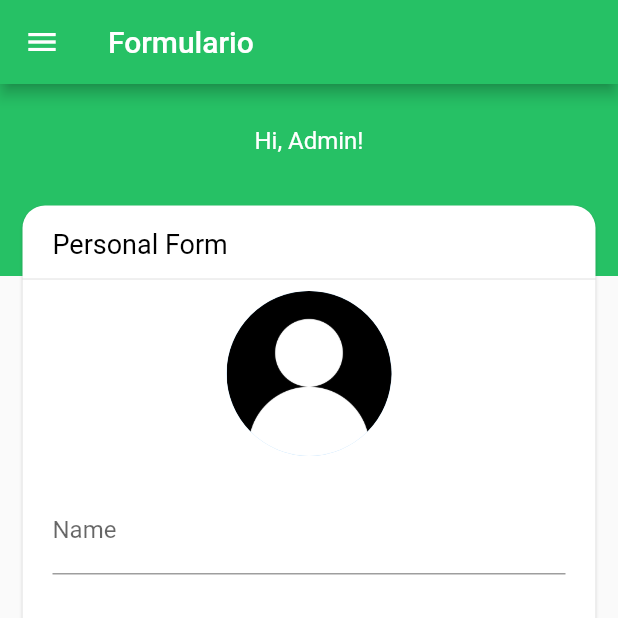
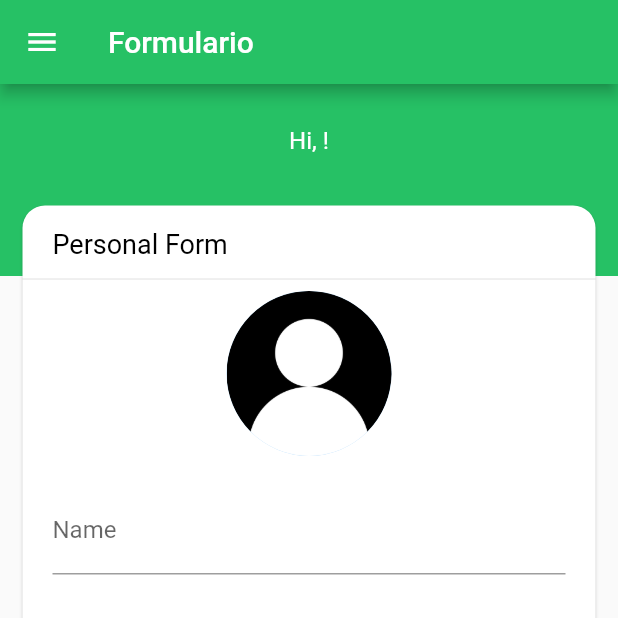
Before and after one commit to SalimVazquez/spike, a Flutter app: the Dashboard screen opened directly with empty values, after a tap on "New User", on a phone screen of 412 x 824 dp, the top half of it. Run offline on Flutter 3.47's test engine with Material 2 defaults, Android fonts, the phone set to English and light mode, and no system bars; our stand-ins replace dio, rflutter_alert.

```diff
--- a/lib/src/pages/user/formUser.dart
+++ b/lib/src/pages/user/formUser.dart
@@ -99,7 +99,7 @@ class FormUser extends StatelessWidget {
                   contentPadding: EdgeInsets.only(left: 20, right: 20, top: 10),
                   title: Center(
                     child: Text(
-                      'Hi, Admin!',
+                      'Hi, ${user.getName()}!',
                       style: TextStyle(color: Colors.white, fontSize: 16),
                     ),
                   ),
--- a/lib/src/services/api.dart
+++ b/lib/src/services/api.dart
@@ -140,6 +140,7 @@ class API {
             "Content-type": "application/json"
           }));
       if (response.statusCode == 200) {
+        Navigator.pop(context);
         Alert(
           context: context,
           type: AlertType.success,
@@ -155,7 +156,6 @@ class API {
             )
           ],
         ).show();
-        Navigator.pushNamed(context, '/list');
       }
     } catch (e) {
       if (e is DioError) {
```
Also changed, not shown: lib/src/pages/user/listUser.dart (+1 -8 lines).
